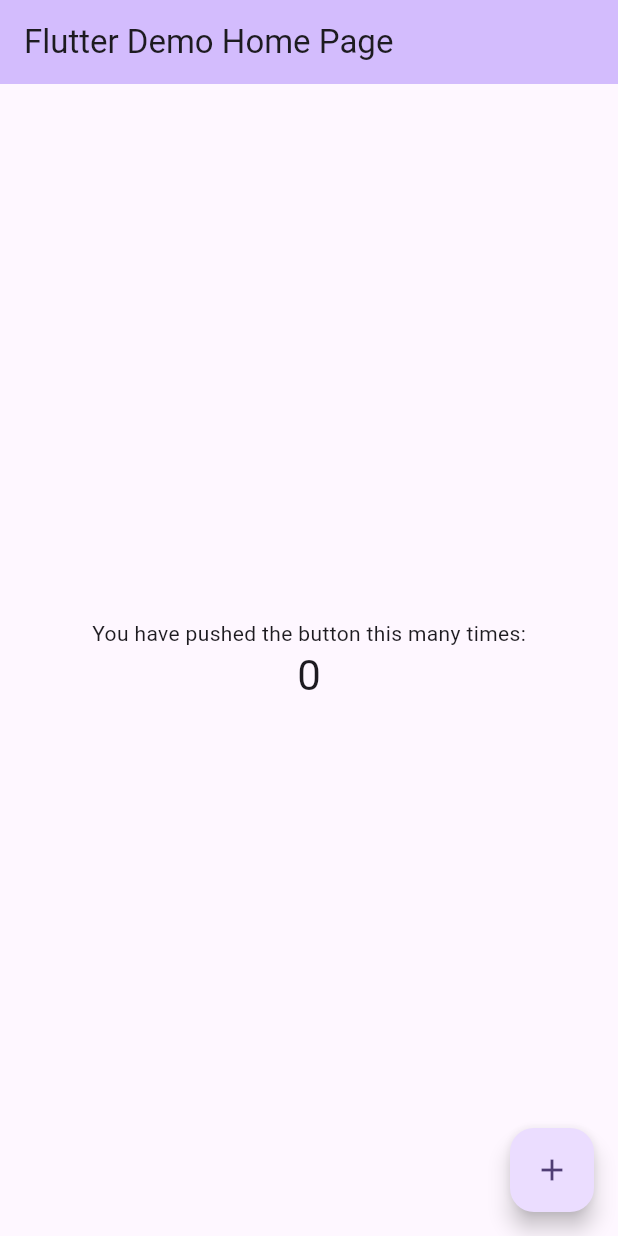
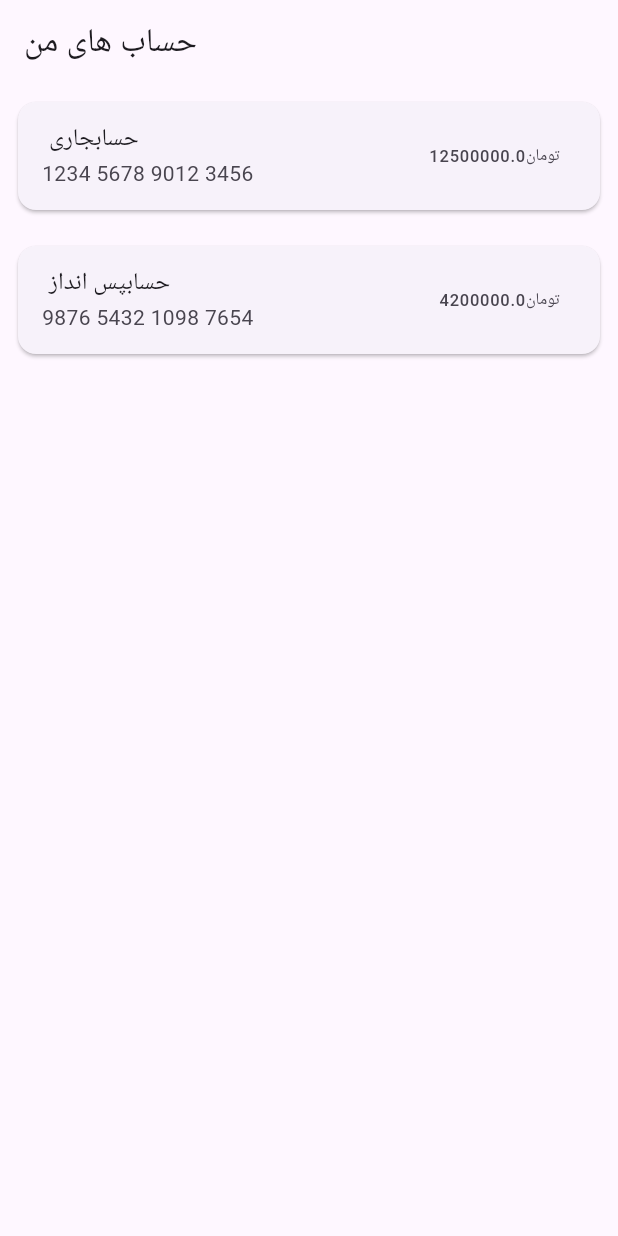
Before and after one commit to iliaffff/AP_Project, a Flutter app: the screen it shows after launch, on a phone screen of 412 x 824 dp. Run offline on Flutter 3.47's test engine with Material 3 defaults, Android fonts, the phone set to English and light mode, and no system bars.

Commit message:
feat(accounts) : add accounts list screen with fake data

```diff
--- a/lib/data/fake_data.dart
+++ b/lib/data/fake_data.dart
@@ -0,0 +1,14 @@
+import '../models/account.dart';
+
+class FakeData {
+  static List<Account> accounts = [
+    Account(id: '1234 5678 9012 3456',
+        type: 'جاری',
+        balance: 12500000,
+    ),
+    Account(id: '9876 5432 1098 7654',
+        type: 'پس انداز',
+        balance: 4200000,
+    ),
+  ];
+}
--- a/lib/main.dart
+++ b/lib/main.dart
@@ -1,4 +1,5 @@
 import 'package:flutter/material.dart';
+import 'screens/accounts/accounts_list_screen.dart';
 
 void main() {
   runApp(const MyApp());
@@ -7,116 +8,10 @@ void main() {
 class MyApp extends StatelessWidget {
   const MyApp({super.key});
 
-  // This widget is the root of your application.
-  @override
   Widget build(BuildContext context) {
     return MaterialApp(
-      title: 'Flutter Demo',
-      theme: ThemeData(
-        // This is the theme of your application.
-        //
-        // TRY THIS: Try running your application with "flutter run". You'll see
-        // the application has a purple toolbar. Then, without quitting the app,
-        // try changing the seedColor in the colorScheme below to Colors.green
-        // and then invoke "hot reload" (save your changes or press the "hot
-        // reload" button in a Flutter-supported IDE, or press "r" if you used
-        // the command line to start the app).
-        //
-        // Notice that the counter didn't reset back to zero; the application
-        // state is not lost during the reload. To reset the state, use hot
-        // restart instead.
-        //
-        // This works for code too, not just values: Most code changes can be
-        // tested with just a hot reload.
-        colorScheme: .fromSeed(seedColor: Colors.deepPurple),
-      ),
-      home: const MyHomePage(title: 'Flutter Demo Home Page'),
+      debugShowCheckedModeBanner: false,
+      home: const AccountsListScreen(),
     );
   }
 }
-
-class MyHomePage extends StatefulWidget {
-  const MyHomePage({super.key, required this.title});
-
-  // This widget is the home page of your application. It is stateful, meaning
-  // that it has a State object (defined below) that contains fields that affect
-  // how it looks.
-
-  // This class is the configuration for the state. It holds the values (in this
-  // case the title) provided by the parent (in this case the App widget) and
-  // used by the build method of the State. Fields in a Widget subclass are
-  // always marked "final".
-
-  final String title;
-
-  @override
-  State<MyHomePage> createState() => _MyHomePageState();
-}
-
-class _MyHomePageState extends State<MyHomePage> {
-  int _counter = 0;
-
-  void _incrementCounter() {
-    setState(() {
-      // This call to setState tells the Flutter framework that something has
-      // changed in this State, which causes it to rerun the build method below
-      // so that the display can reflect the updated values. If we changed
-      // _counter without calling setState(), then the build method would not be
-      // called again, and so nothing would appear to happen.
-      _counter++;
-    });
-  }
-
-  @override
-  Widget build(BuildContext context) {
-    // This method is rerun every time setState is called, for instance as done
-    // by the _incrementCounter method above.
-    //
-    // The Flutter framework has been optimized to make rerunning build methods
-    // fast, so that you can just rebuild anything that needs updating rather
-    // than having to individually change instances of widgets.
-    return Scaffold(
-      appBar: AppBar(
-        // TRY THIS: Try changing the color here to a specific color (to
-        // Colors.amber, perhaps?) and trigger a hot reload to see the AppBar
-        // change color while the other colors stay the same.
-        backgroundColor: Theme.of(context).colorScheme.inversePrimary,
-        // Here we take the value from the MyHomePage object that was created by
-        // the App.build method, and use it to set our appbar title.
-        title: Text(widget.title),
-      ),
-      body: Center(
-        // Center is a layout widget. It takes a single child and positions it
-        // in the middle of the parent.
-        child: Column(
-          // Column is also a layout widget. It takes a list of children and
-          // arranges them vertically. By default, it sizes itself to fit its
-          // children horizontally, and tries to be as tall as its parent.
-          //
-          // Column has various properties to control how it sizes itself and
-          // how it positions its children. Here we use mainAxisAlignment to
-          // center the children vertically; the main axis here is the vertical
-          // axis because Columns are vertical (the cross axis would be
-          // horizontal).
-          //
-          // TRY THIS: Invoke "debug painting" (choose the "Toggle Debug Paint"
-          // action in the IDE, or press "p" in the console), to see the
-          // wireframe for each widget.
-          mainAxisAlignment: .center,
-          children: [
-            const Text('You have pushed the button this many times:'),
-            Text(
-              '$_counter',
-              style: Theme.of(context).textTheme.headlineMedium,
-            ),
-          ],
-        ),
-      ),
-      floatingActionButton: FloatingActionButton(
-        onPressed: _incrementCounter,
-        tooltip: 'Increment',
-        child: const Icon(Icons.add),
-      ),
-    );
-  }
-}
--- a/lib/models/account.dart
+++ b/lib/models/account.dart
@@ -0,0 +1,11 @@
+class Account {
+  final String id;
+  final String type;
+  final double balance;
+//Add constructor
+  Account ({
+    required this.id,
+    required this.type,
+    required this.balance,
+  });
+}
--- /dev/null
+++ b/lib/screens/accounts/accounts_list_screen.dart
@@ -0,0 +1,35 @@
+import 'package:flutter/material.dart';
+import '../../data/fake_data.dart';
+
+class AccountsListScreen extends StatelessWidget {
+  const AccountsListScreen ({super.key});
+
+  Widget build(BuildContext context) {
+    final accounts = FakeData.accounts;
+
+    return Scaffold(
+      appBar: AppBar(
+        title: const Text('حساب های من'),
+      ),
+      body: ListView.builder(
+          itemCount: accounts.length,
+          itemBuilder: (context, index) {
+          final account = accounts[index];
+          return Card(
+            margin: const EdgeInsets.all(12),
+            child: ListTile(
+              title: Text(' حساب${account.type}'),
+              subtitle: Text(account.id),
+              trailing: Text(
+                '${account.balance}تومان '
+              ),
+              onTap: () {
+                // بعدا جزئیات حساب رو اضافه میکنم بهش
+              },
+            ),
+          );
+          },
+      ),
+    );
+  }
+}
```
